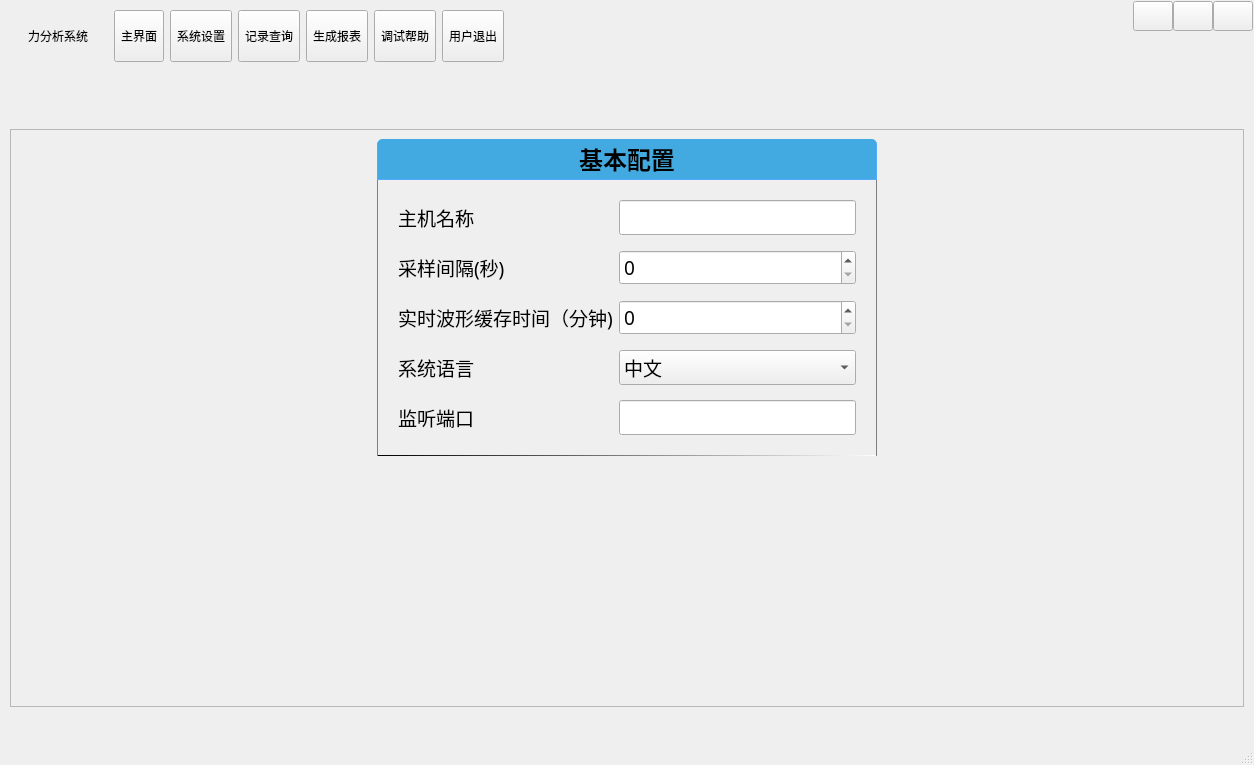
Qt form MainWnd.ui (byteman/bullet) before a commit.
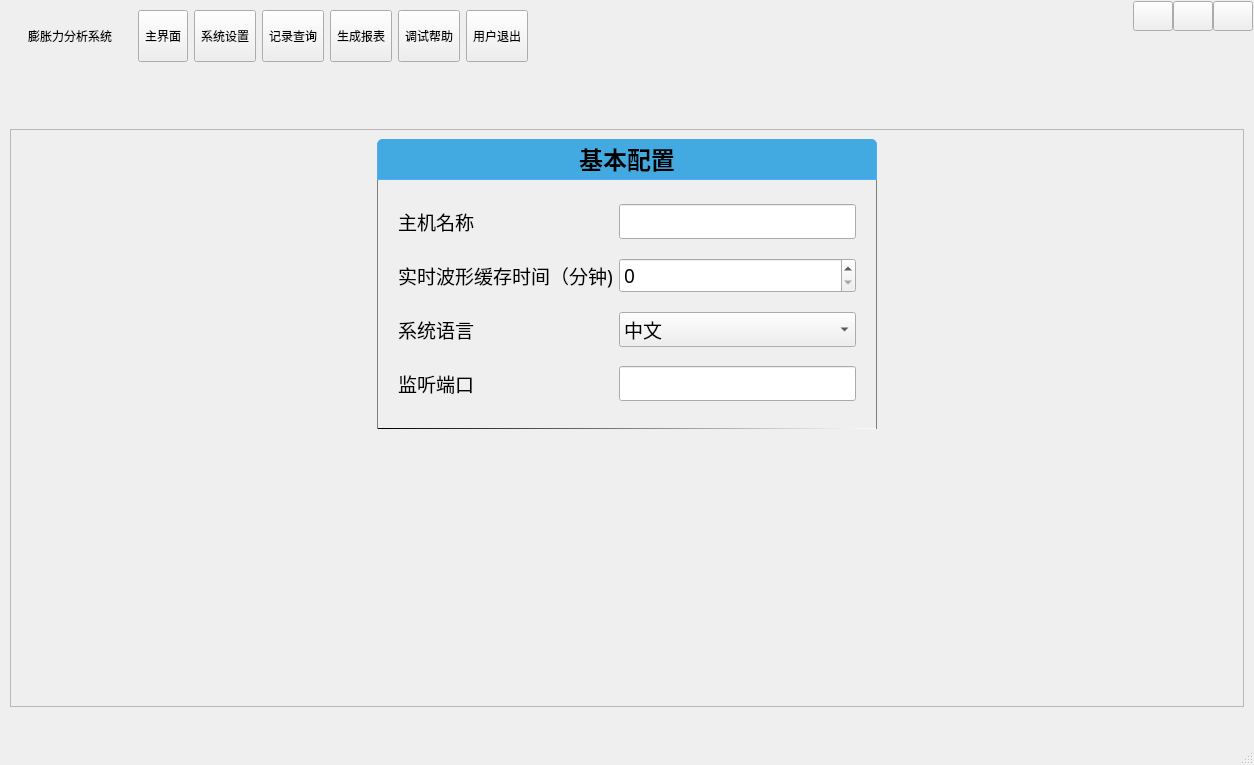
The same form after that commit. The open tabs and pages were chosen to show the change. Icons and pictures are not drawn. Custom widgets are drawn as their Qt base class.

```diff
--- a/MainWnd.ui
+++ b/MainWnd.ui
@@ -72,7 +72,7 @@
          <string notr="true"/>
         </property>
         <property name="text">
-         <string>力分析系统  </string>
+         <string>膨胀力分析系统  </string>
         </property>
         <property name="alignment">
          <set>Qt::AlignLeading|Qt::AlignLeft|Qt::AlignVCenter</set>
@@ -717,7 +717,7 @@
                    <property name="verticalSpacing">
                     <number>15</number>
                    </property>
-                   <item row="2" column="2">
+                   <item row="1" column="2">
                     <widget class="QSpinBox" name="sbWaveMin">
                      <property name="font">
                       <font>
@@ -729,7 +729,7 @@
                      </property>
                     </widget>
                    </item>
-                   <item row="3" column="1">
+                   <item row="2" column="1">
                     <widget class="QLabel" name="label_4">
                      <property name="font">
                       <font>
@@ -742,7 +742,7 @@
                      </property>
                     </widget>
                    </item>
-                   <item row="3" column="2">
+                   <item row="2" column="2">
                     <widget class="QComboBox" name="cbxLang">
                      <property name="font">
                       <font>
@@ -757,7 +757,7 @@
                      </item>
                     </widget>
                    </item>
-                   <item row="4" column="2">
+                   <item row="3" column="2">
                     <widget class="QLineEdit" name="edtPort">
                      <property name="font">
                       <font>
@@ -767,7 +767,7 @@
                      </property>
                     </widget>
                    </item>
-                   <item row="2" column="1">
+                   <item row="1" column="1">
                     <widget class="QLabel" name="label_3">
                      <property name="font">
                       <font>
@@ -782,7 +782,7 @@
                      </property>
                     </widget>
                    </item>
-                   <item row="4" column="1">
+                   <item row="3" column="1">
                     <widget class="QLabel" name="label">
                      <property name="font">
                       <font>
@@ -805,29 +805,6 @@
                      </property>
                     </widget>
                    </item>
-                   <item row="1" column="2">
-                    <widget class="QSpinBox" name="sbSaveInt">
-                     <property name="font">
-                      <font>
-                       <family>微软雅黑</family>
-                       <pointsize>14</pointsize>
-                      </font>
-                     </property>
-                    </widget>
-                   </item>
-                   <item row="1" column="1">
-                    <widget class="QLabel" name="label_9">
-                     <property name="font">
-                      <font>
-                       <family>微软雅黑</family>
-                       <pointsize>14</pointsize>
-                      </font>
-                     </property>
-                     <property name="text">
-                      <string>采样间隔(秒)</string>
-                     </property>
-                    </widget>
-                   </item>
                    <item row="0" column="1">
                     <widget class="QLabel" name="label_12">
                      <property name="font">
```
Left out of the diff: 2 changed lines with no effect on the pictures.
